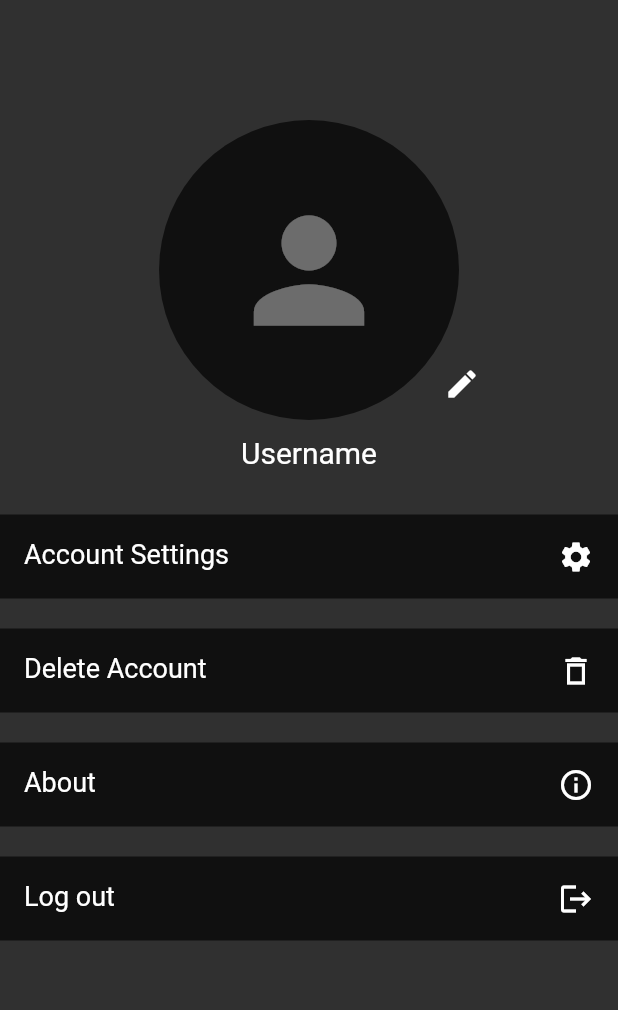
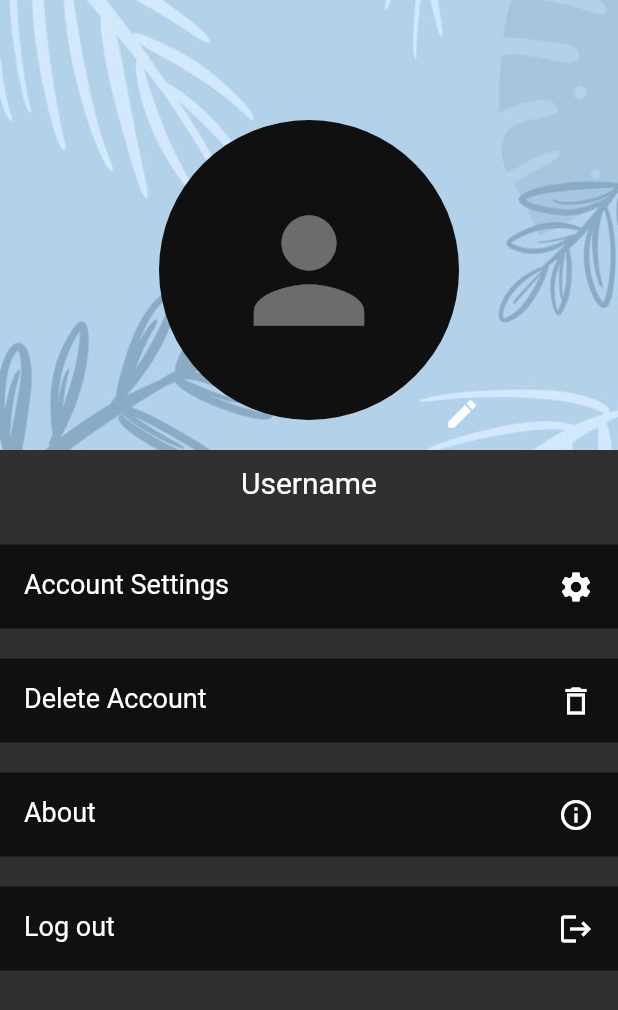
Before and after one commit to imranZMiko/Eten, a Flutter app: the AccountScreen screen opened by its route, on a phone screen of 412 x 824 dp. Shown: the top 1010 px of the screen. Run offline on Flutter 3.47's test engine with Material 2 defaults, Android fonts, the phone set to English and light mode, and no system bars; missing offline and left inert: day_night_switcher.

Commit message:
Removed erroneous expanded in account screen.

```diff
--- a/lib/screens/account_screen.dart
+++ b/lib/screens/account_screen.dart
@@ -15,13 +15,11 @@ class AccountScreen extends StatelessWidget {
         children: [
           Stack(
             children: [
-              Container(
-                decoration: new BoxDecoration(
-                  image: new DecorationImage(
-                    image: new ExactAssetImage('Assets/AccountTheme/light1.jpg'),
-                    fit: BoxFit.cover,
-                  ),
-                ),
+              Image.asset(
+                'Assets/AccountTheme/light1.jpg',
+                height: 300,
+                width: double.infinity,
+                fit: BoxFit.cover,
               ),
               Padding(
                 padding: EdgeInsets.only(top: 80),
@@ -96,9 +94,6 @@ class AccountScreen extends StatelessWidget {
               icon: Icons.info_outline,
             ),
           ),
-          Expanded(
-            child: Container(),
-          ),
           GestureDetector(
             onTap: () {},
             child: AccountOptions(
--- a/lib/widgets/item.dart
+++ b/lib/widgets/item.dart
@@ -36,7 +36,6 @@ class Item extends StatelessWidget {
                     ),
                   ),
                 ),
-                // FittedBox(child: ),
                 Expanded(
                   child: Container(
                     width: 130,
```
